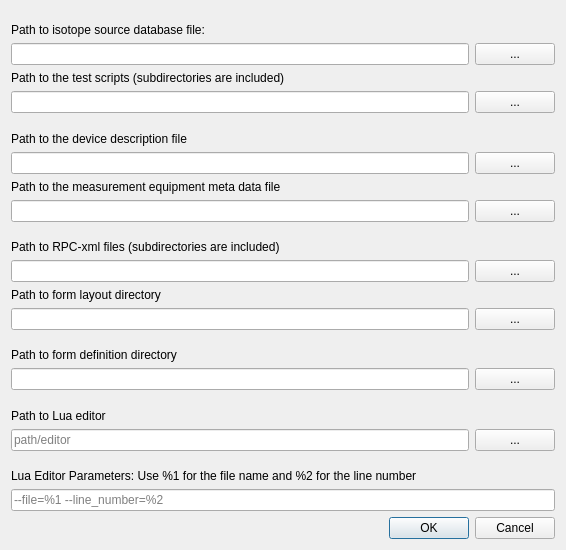
First picture: the form in src/Windows/pathsettingswindow.ui, repository Crystal-Photonics/crystalTestFrameworkApp, before the edit.
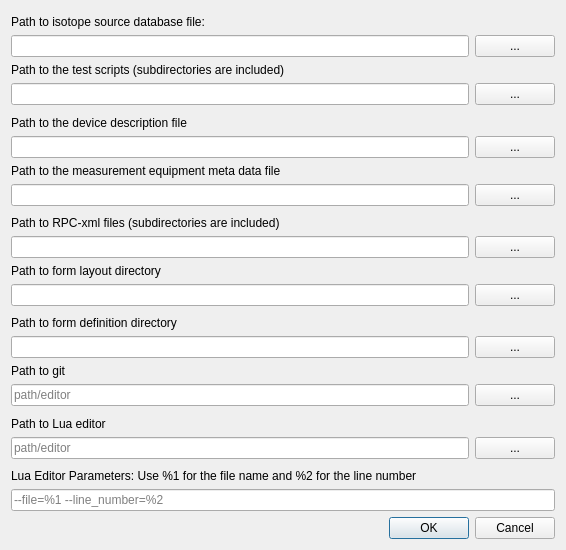
Second picture: the form after the edit.

Commit message: -closes #808 interface to git introduced. Now it is possible to query the githash,modified-tag, and the commit date of a directory

What changed in the file:
```diff
--- a/src/Windows/pathsettingswindow.ui
+++ b/src/Windows/pathsettingswindow.ui
@@ -295,6 +295,38 @@
      </item>
     </layout>
    </item>
+   <item>
+    <layout class="QVBoxLayout" name="verticalLayout_5">
+     <item>
+      <widget class="QLabel" name="label_11">
+       <property name="text">
+        <string>Path to git</string>
+       </property>
+      </widget>
+     </item>
+     <item>
+      <layout class="QHBoxLayout" name="horizontalLayout_10">
+       <item>
+        <widget class="QLineEdit" name="git_path">
+         <property name="text">
+          <string/>
+         </property>
+         <property name="placeholderText">
+          <string>path/editor</string>
+         </property>
+        </widget>
+       </item>
+       <item>
+        <widget class="QPushButton" name="git_path_selector">
+         <property name="text">
+          <string>...</string>
+         </property>
+        </widget>
+       </item>
+      </layout>
+     </item>
+    </layout>
+   </item>
    <item>
     <spacer name="verticalSpacer_9">
      <property name="orientation">
@@ -309,8 +341,6 @@
     </spacer>
    </item>
    <item>
-    <layout class="QVBoxLayout" name="verticalLayout_5">
-     <item>
       <widget class="QLabel" name="label_5">
        <property name="text">
         <string>Path to Lua editor</string>
@@ -335,8 +365,6 @@
           <string>...</string>
          </property>
         </widget>
-       </item>
-      </layout>
      </item>
     </layout>
    </item>
```
Lines whose indentation alone changed are shown as unchanged. The commit also changes 7 other files.
